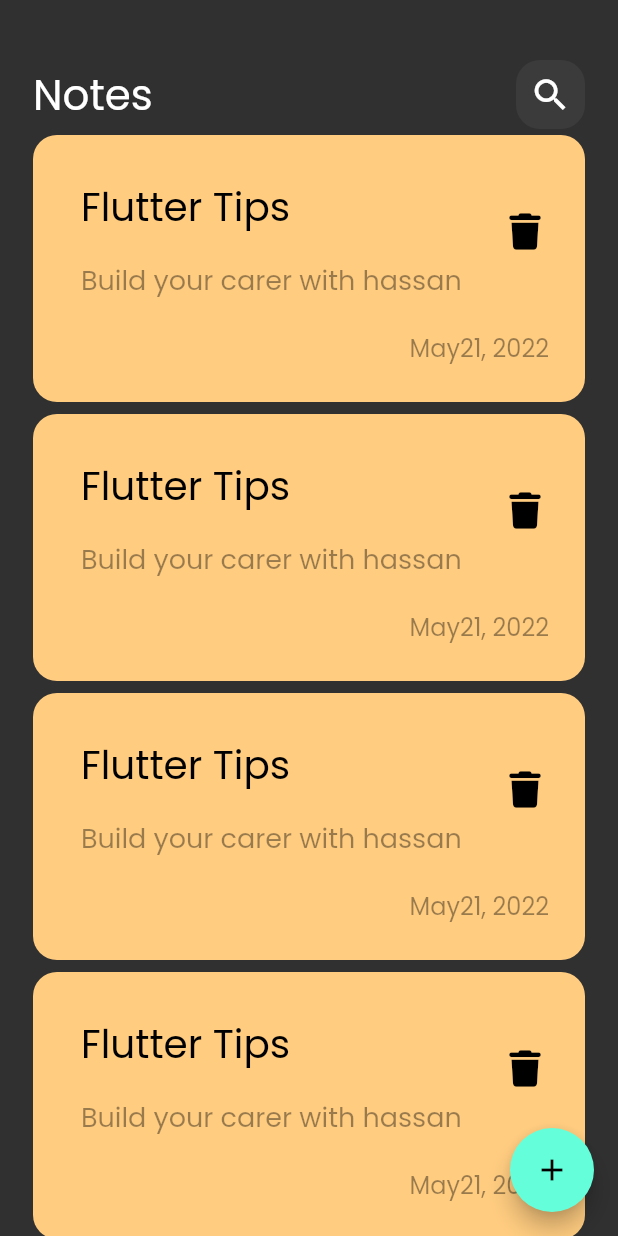
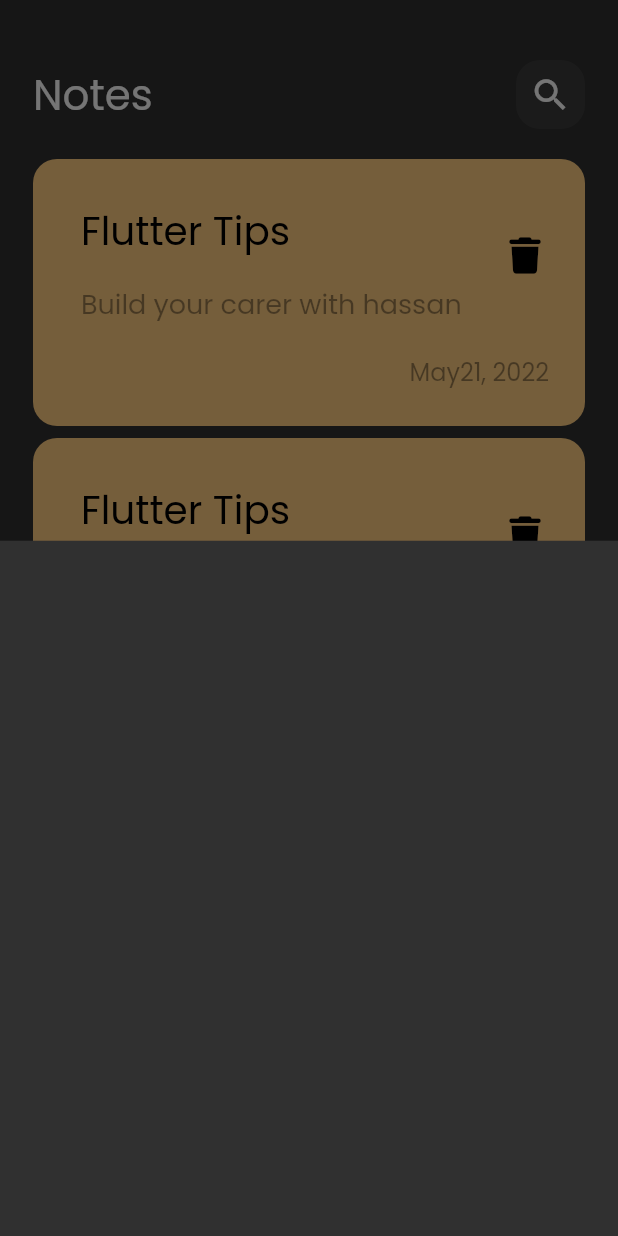
Before and after one commit to Alhassan-Ali7/note_app, a Flutter app: the screen it shows after launch, after a tap on the "add" icon, on a phone screen of 412 x 824 dp. Run offline on Flutter 3.47's test engine with Material 2 defaults, Android fonts, the phone set to English and light mode, and no system bars; our stand-ins replace font_awesome_flutter.

Commit message:
show model bottom sheet

```diff
--- a/lib/views/notes_view.dart
+++ b/lib/views/notes_view.dart
@@ -1,4 +1,5 @@
 import 'package:flutter/material.dart';
+import 'package:notes_app/views/widgets/add_note_bottom_sheet.dart';
 import 'package:notes_app/views/widgets/notes_view_body.dart';
 
 class NotesView extends StatelessWidget {
@@ -9,7 +10,14 @@ class NotesView extends StatelessWidget {
     return Scaffold(
       body: const NoteViewBody(),
       floatingActionButton: FloatingActionButton(
-        onPressed: () {},
+        onPressed: () {
+          showModalBottomSheet(
+            context: context,
+            builder: (context) {
+              return const AddNoteBottomSheet();
+            },
+          );
+        },
         child: const Icon(
           Icons.add,
         ),
--- /dev/null
+++ b/lib/views/widgets/add_note_bottom_sheet.dart
@@ -0,0 +1,10 @@
+import 'package:flutter/material.dart';
+
+class AddNoteBottomSheet extends StatelessWidget {
+  const AddNoteBottomSheet({super.key});
+
+  @override
+  Widget build(BuildContext context) {
+    return Container();
+  }
+}
--- a/lib/views/widgets/notes_view_body.dart
+++ b/lib/views/widgets/notes_view_body.dart
@@ -27,11 +27,16 @@ class NotesListView extends StatelessWidget {
 
   @override
   Widget build(BuildContext context) {
-    return ListView.builder(itemBuilder: (context, index) {
-      return const Padding(
-        padding: EdgeInsets.symmetric(vertical: 4.0),
-        child: NoteItem(),
-      );
-    },);
+    return Padding(
+      padding: const EdgeInsets.symmetric(vertical: 16.0),
+      child: ListView.builder(
+        padding: EdgeInsets.zero,
+        itemBuilder: (context, index) {
+        return const Padding(
+          padding: EdgeInsets.symmetric(vertical: 4.0),
+          child: NoteItem(),
+        );
+      },),
+    );
   }
 }
```
